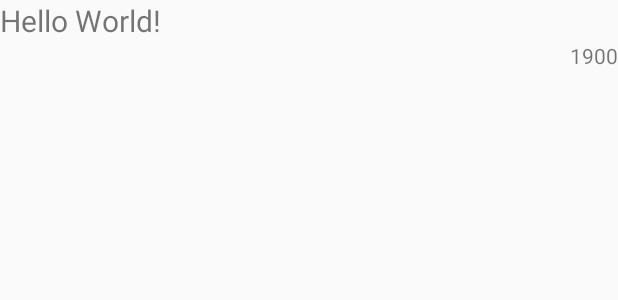
After one commit to drsjr/GhibliApp, an Android app: the layout item.xml on its own in the app's theme, with its tools: preview values and no code run, on a phone screen of 412 x 824 dp. The commit adds this screen. Shown: the top 300 px of the screen. Run offline under Robolectric (Android 15) with nearby library versions, the phone set to English and light mode, and no system bars; network calls fail.

Commit message:
a lot of

```diff
--- a/app/src/main/AndroidManifest.xml
+++ b/app/src/main/AndroidManifest.xml
@@ -1,6 +1,8 @@
 <?xml version="1.0" encoding="utf-8"?>
 <manifest xmlns:android="http://schemas.android.com/apk/res/android"
     package="tour.donnees.studioghibli">
+
+    <uses-permission android:name="android.permission.INTERNET" />
 
     <application
         android:allowBackup="true"
--- /dev/null
+++ b/app/src/main/res/layout/item.xml
@@ -0,0 +1,28 @@
+<?xml version="1.0" encoding="utf-8"?>
+<androidx.constraintlayout.widget.ConstraintLayout xmlns:android="http://schemas.android.com/apk/res/android"
+    xmlns:app="http://schemas.android.com/apk/res-auto"
+    xmlns:tools="http://schemas.android.com/tools"
+    android:layout_width="match_parent"
+    android:layout_height="wrap_content"
+    tools:context=".StudioActivity">
+
+    <TextView
+        android:id="@+id/name_movie"
+        android:layout_width="wrap_content"
+        android:layout_height="wrap_content"
+        android:text="Hello World!"
+        android:textSize="20sp"
+        app:layout_constraintTop_toTopOf="parent"
+        app:layout_constraintBottom_toTopOf="@id/year_movie"
+        tools:ignore="MissingConstraints" />
+
+    <TextView
+        android:id="@+id/year_movie"
+        android:layout_width="wrap_content"
+        android:layout_height="wrap_content"
+        android:text="1900"
+        app:layout_constraintTop_toBottomOf="@id/name_movie"
+        app:layout_constraintRight_toRightOf="parent"
+        tools:ignore="MissingConstraints" />
+
+</androidx.constraintlayout.widget.ConstraintLayout>
```
Also changed, not shown: app/build.gradle (+8 -0 lines), app/src/main/java/tour/donnees/studioghibli/StudioActivity.kt (+24 -0 lines), app/src/main/java/tour/donnees/studioghibli/StudioActivityViewModel.kt (added, +20 -0 lines), app/src/main/java/tour/donnees/studioghibli/StudioAdapter.kt (added, +47 -0 lines), app/src/main/java/tour/donnees/studioghibli/data/GhibliService.kt (added, +16 -0 lines), app/src/main/java/tour/donnees/studioghibli/data/RetrofitService.kt (+40 -16 lines), app/src/main/java/tour/donnees/studioghibli/data/Service.kt (deleted, +0 -14 lines), app/src/main/java/tour/donnees/studioghibli/data/model/Film.kt (+14 -12 lines), app/src/main/java/tour/donnees/studioghibli/repository/BaseRepository.kt (added, +29 -0 lines), app/src/main/java/tour/donnees/studioghibli/repository/GhibliRepository.kt (added, +13 -0 lines), app/src/main/res/layout/activity_main.xml (+5 -8 lines).
